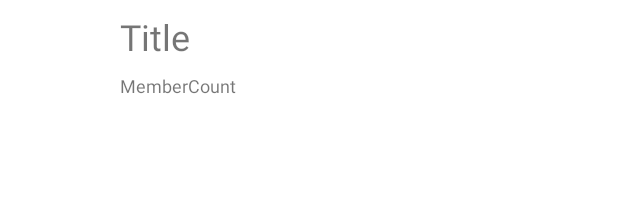
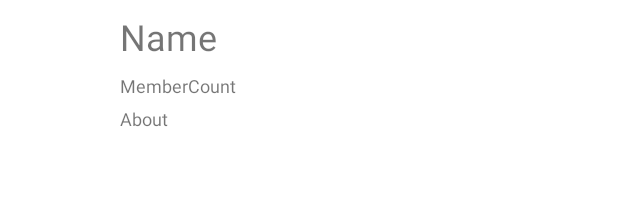
Before and after one commit to 4tunekvng/campus, an Android app: the layout item_clubs.xml on its own in the app's theme, with its tools: preview values and no code run, on a phone screen of 412 x 824 dp. Shown: the top 216 px of the screen. Run offline under Robolectric (Android 15) with nearby library versions, the phone set to English and light mode, and no system bars.

```diff
--- a/app/src/main/res/layout/item_clubs.xml
+++ b/app/src/main/res/layout/item_clubs.xml
@@ -5,27 +5,40 @@
     android:orientation="vertical">
 
     <ImageView
-        android:id="@+id/ivClubIcon"
+        android:id="@+id/ivClubPicture"
         android:layout_width="56dp"
         android:layout_height="56dp"
         android:layout_margin="8dp" />
 
     <TextView
-        android:id="@+id/tvTitle"
+        android:id="@+id/tvName"
         android:layout_width="wrap_content"
         android:layout_height="wrap_content"
         android:layout_margin="8dp"
-        android:layout_toRightOf="@+id/ivClubIcon"
-        android:text="Title"
+        android:layout_toRightOf="@+id/ivClubPicture"
+        android:text="Name"
         android:textSize="24dp" />
 
     <TextView
         android:id="@+id/tvMemberCount"
         android:layout_width="wrap_content"
         android:layout_height="wrap_content"
+        android:layout_below="@+id/tvName"
         android:layout_marginLeft="8dp"
-        android:layout_toRightOf="@+id/ivClubIcon"
-        android:layout_below="@+id/tvTitle"
+        android:layout_toRightOf="@+id/ivClubPicture"
         android:text="MemberCount"
         android:textSize="12dp" />
+
+    <TextView
+        android:id="@+id/tvAbout"
+        android:layout_width="match_parent"
+        android:layout_height="15dp"
+        android:layout_marginTop="5dp"
+        android:layout_marginBottom="5dp"
+        android:layout_marginRight="5dp"
+        android:layout_below="@+id/tvMemberCount"
+        android:layout_marginLeft="8dp"
+        android:layout_toRightOf="@+id/ivClubPicture"
+        android:text="About"
+        android:textSize="12dp" />
 </RelativeLayout>
```
Also changed, not shown: app/src/main/java/com/example/campus/ClubAdapter.java (added, +62 -0 lines), app/src/main/java/com/example/campus/ui/search/SearchFragment.java (+19 -0 lines).
